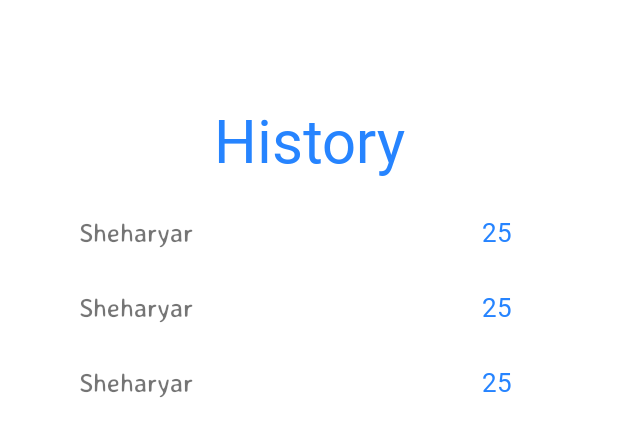
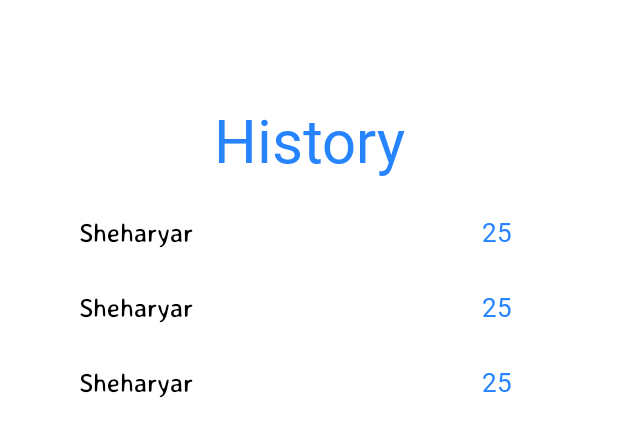
Before and after one commit to Sheharyar-Qureshi/AndroidAssessment, an Android app: the layout fragment_history.xml on its own in the app's theme, with its tools: preview values and no code run, on a phone screen of 412 x 824 dp. Shown: the top 437 px of the screen. Run offline under Robolectric (Android 15) with nearby library versions, the phone set to English and light mode, and no system bars.

Commit message:
Completing Support for NightMode

```diff
--- a/app/src/main/java/com/example/androidassessmenttask/ui/home/views/ResultFragment.kt
+++ b/app/src/main/java/com/example/androidassessmenttask/ui/home/views/ResultFragment.kt
@@ -1,6 +1,5 @@
 package com.example.androidassessmenttask.ui.home.views
 
-import android.widget.Toast
 import androidx.lifecycle.Lifecycle
 import androidx.lifecycle.lifecycleScope
 import androidx.lifecycle.repeatOnLifecycle
@@ -43,16 +42,12 @@ class ResultFragment : AndroidAssessmentBaseFragment<FragmentResultBinding>() {
                         }
 
                         is Resource.Failure -> {
-                            Toast.makeText(activity, result.throwable.message, Toast.LENGTH_SHORT)
-                                .show()
                             binding.resultText = resources.getString(
                                 R.string.whoops_having_trouble,
                             )
                         }
 
                         is Resource.Success -> {
-                            Toast.makeText(activity, result.data.age.toString(), Toast.LENGTH_SHORT)
-                                .show()
                             binding.resultText = resources.getString(
                                 R.string.your_age_is,
                                 result.data.name,
--- a/app/src/main/res/layout-sw320dp/fragment_home.xml
+++ b/app/src/main/res/layout-sw320dp/fragment_home.xml
@@ -29,7 +29,7 @@
             android:autoSizeTextType="uniform"
             android:fontFamily="@font/bad_script"
             android:text="@string/lets_guess_your_age"
-            android:textColor="@color/black"
+            android:textColor="@color/textColor"
             android:textSize="20sp"
             app:layout_constraintEnd_toEndOf="@id/endGuideLine"
             app:layout_constraintStart_toStartOf="@id/startGuideLine"
@@ -55,13 +55,13 @@
                     android:layout_width="match_parent"
                     android:layout_height="wrap_content">
 
-                    <androidx.appcompat.widget.AppCompatEditText
+                    <com.google.android.material.textfield.TextInputEditText
                         android:id="@+id/userNameEditText"
                         android:layout_width="match_parent"
                         android:layout_height="wrap_content"
                         android:layout_marginHorizontal="20dp"
                         android:layout_marginTop="20dp"
-                        android:background="@color/white"
+                        android:background="@color/transparent"
                         android:ellipsize="end"
                         android:fontFamily="monospace"
                         android:hint="@string/please_enter_your_first_name"
--- a/app/src/main/res/layout-sw320dp/item_history.xml
+++ b/app/src/main/res/layout-sw320dp/item_history.xml
@@ -13,9 +13,9 @@
             android:orientation="horizontal"
             android:padding="10dp"
             app:layout_constraintBottom_toBottomOf="parent"
-            app:layout_constraintTop_toTopOf="parent"
+            app:layout_constraintEnd_toEndOf="parent"
             app:layout_constraintStart_toStartOf="parent"
-            app:layout_constraintEnd_toEndOf="parent">
+            app:layout_constraintTop_toTopOf="parent">
 
             <TextView
                 android:id="@+id/nameText"
@@ -25,6 +25,7 @@
                 android:ellipsize="end"
                 android:fontFamily="@font/averia_sans_libre"
                 android:gravity="start"
+                android:textColor="@color/textColor"
                 android:textSize="17sp"
                 tools:text="Sheharyar" />
 
--- a/app/src/main/res/layout-sw600dp/fragment_home.xml
+++ b/app/src/main/res/layout-sw600dp/fragment_home.xml
@@ -29,7 +29,7 @@
             android:autoSizeTextType="uniform"
             android:fontFamily="@font/bad_script"
             android:text="@string/lets_guess_your_age"
-            android:textColor="@color/black"
+            android:textColor="@color/textColor"
             android:textSize="28sp"
             app:layout_constraintEnd_toEndOf="@id/endGuideLine"
             app:layout_constraintStart_toStartOf="@id/startGuideLine"
@@ -55,13 +55,13 @@
                     android:layout_width="match_parent"
                     android:layout_height="wrap_content">
 
-                    <androidx.appcompat.widget.AppCompatEditText
+                    <com.google.android.material.textfield.TextInputEditText
                         android:id="@+id/userNameEditText"
                         android:layout_width="match_parent"
                         android:layout_height="wrap_content"
                         android:layout_marginHorizontal="20dp"
                         android:layout_marginTop="20dp"
-                        android:background="@color/white"
+                        android:background="@color/transparent"
                         android:ellipsize="end"
                         android:fontFamily="monospace"
                         android:hint="@string/please_enter_your_first_name"
--- a/app/src/main/res/layout-sw600dp/item_history.xml
+++ b/app/src/main/res/layout-sw600dp/item_history.xml
@@ -13,9 +13,9 @@
             android:orientation="horizontal"
             android:padding="10dp"
             app:layout_constraintBottom_toBottomOf="parent"
-            app:layout_constraintTop_toTopOf="parent"
+            app:layout_constraintEnd_toEndOf="parent"
             app:layout_constraintStart_toStartOf="parent"
-            app:layout_constraintEnd_toEndOf="parent">
+            app:layout_constraintTop_toTopOf="parent">
 
             <TextView
                 android:id="@+id/nameText"
@@ -25,6 +25,7 @@
                 android:ellipsize="end"
                 android:fontFamily="@font/averia_sans_libre"
                 android:gravity="start"
+                android:textColor="@color/textColor"
                 android:textSize="25sp"
                 tools:text="Sheharyar" />
 
@@ -38,7 +39,7 @@
                 android:gravity="center"
                 android:textColor="@color/splashScreenBlue"
                 android:textSize="25sp"
-                tools:text="25"  />
+                tools:text="25" />
         </LinearLayout>
     </androidx.constraintlayout.widget.ConstraintLayout>
 </layout>
--- a/app/src/main/res/layout/fragment_home.xml
+++ b/app/src/main/res/layout/fragment_home.xml
@@ -29,7 +29,7 @@
             android:autoSizeTextType="uniform"
             android:fontFamily="@font/bad_script"
             android:text="@string/lets_guess_your_age"
-            android:textColor="@color/black"
+            android:textColor="@color/textColor"
             android:textSize="20sp"
             app:layout_constraintEnd_toEndOf="@id/endGuideLine"
             app:layout_constraintStart_toStartOf="@id/startGuideLine"
@@ -57,13 +57,13 @@
                     android:layout_height="wrap_content"
                     android:elevation="10dp">
 
-                    <androidx.appcompat.widget.AppCompatEditText
+                    <com.google.android.material.textfield.TextInputEditText
                         android:id="@+id/userNameEditText"
                         android:layout_width="match_parent"
                         android:layout_height="wrap_content"
                         android:layout_marginHorizontal="20dp"
                         android:layout_marginTop="20dp"
-                        android:background="@color/white"
+                        android:background="@color/transparent"
                         android:ellipsize="end"
                         android:fontFamily="monospace"
                         android:hint="@string/please_enter_your_first_name"
--- a/app/src/main/res/layout/item_history.xml
+++ b/app/src/main/res/layout/item_history.xml
@@ -13,9 +13,9 @@
             android:orientation="horizontal"
             android:padding="10dp"
             app:layout_constraintBottom_toBottomOf="parent"
-                app:layout_constraintTop_toTopOf="parent"
+            app:layout_constraintEnd_toEndOf="parent"
             app:layout_constraintStart_toStartOf="parent"
-                app:layout_constraintEnd_toEndOf="parent">
+            app:layout_constraintTop_toTopOf="parent">
 
             <TextView
                 android:id="@+id/nameText"
@@ -25,6 +25,7 @@
                 android:ellipsize="end"
                 android:fontFamily="@font/averia_sans_libre"
                 android:gravity="start"
+                android:textColor="@color/textColor"
                 android:textSize="17sp"
                 tools:text="Sheharyar" />
 
--- /dev/null
+++ b/app/src/main/res/values-night/colors.xml
@@ -0,0 +1,4 @@
+<?xml version="1.0" encoding="utf-8"?>
+<resources>
+    <color name="textColor">#FFFFFFFF</color>
+</resources>
--- a/app/src/main/res/values-night/themes.xml
+++ b/app/src/main/res/values-night/themes.xml
@@ -1,7 +1,14 @@
 <resources xmlns:tools="http://schemas.android.com/tools">
-    <!-- Base application theme. -->
-    <style name="Base.Theme.AndroidAssessmentTask" parent="Theme.Material3.DayNight.NoActionBar">
-        <!-- Customize your dark theme here. -->
-        <!-- <item name="colorPrimary">@color/my_dark_primary</item> -->
+    <style name="Base.Theme.AndroidAssessmentTask.BaseTheme" parent="Theme.MaterialComponents.DayNight.NoActionBar">
+        <item name="colorPrimary">@color/splashScreenBlue</item>
+        <item name="colorPrimaryVariant">@color/splashScreenBlue</item>
+        <item name="colorOnPrimary">@color/splashScreenBlue</item>
+        <item name="android:statusBarColor">@color/splashScreenBlue</item>
+    </style>
+
+    <style name="Theme.App.SplashScreen" parent="Theme.SplashScreen">
+        <item name="windowSplashScreenBackground">@color/splashScreenBlue</item>
+        <item name="windowSplashScreenAnimatedIcon">@drawable/age_predictor</item>
+        <item name="postSplashScreenTheme">@style/Base.Theme.AndroidAssessmentTask.BaseTheme</item>
     </style>
 </resources>
--- a/app/src/main/res/values/colors.xml
+++ b/app/src/main/res/values/colors.xml
@@ -1,6 +1,8 @@
 <?xml version="1.0" encoding="utf-8"?>
 <resources>
+    <color name="transparent">#00000000</color>
     <color name="black">#FF000000</color>
+    <color name="textColor">#FF000000</color>
     <color name="white">#FFFFFFFF</color>
     <color name="splashScreenBlue">#2684FF</color>
     <color name="blue">#0000FF</color>
```
Lines whose indentation alone changed are shown as unchanged.
